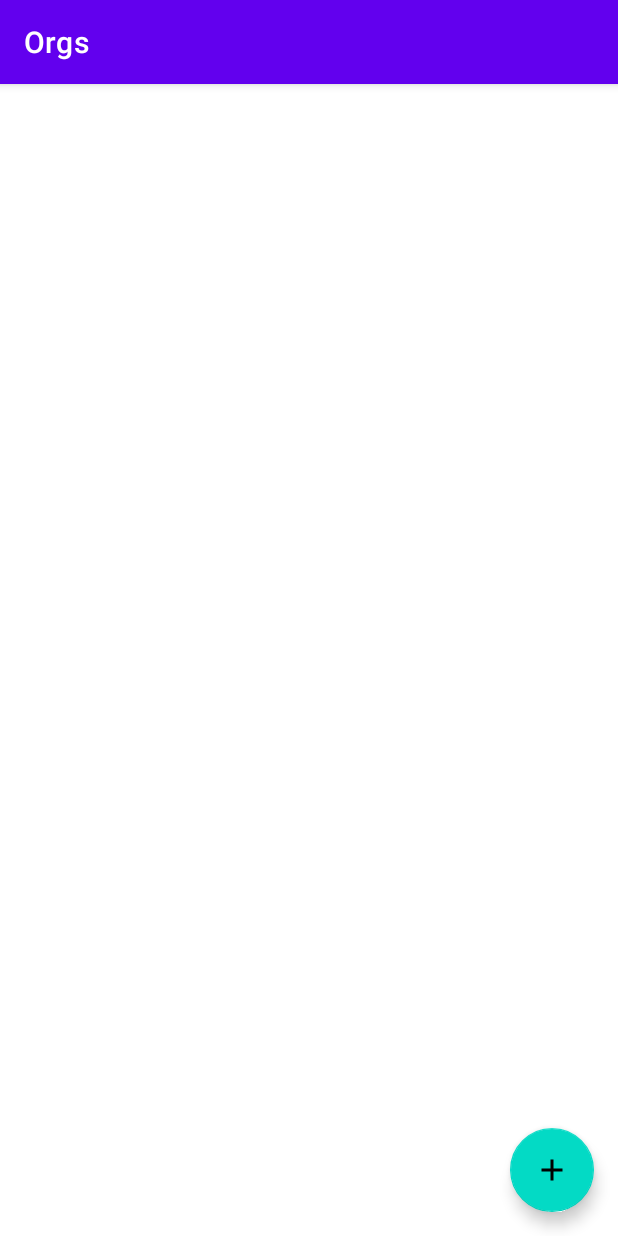
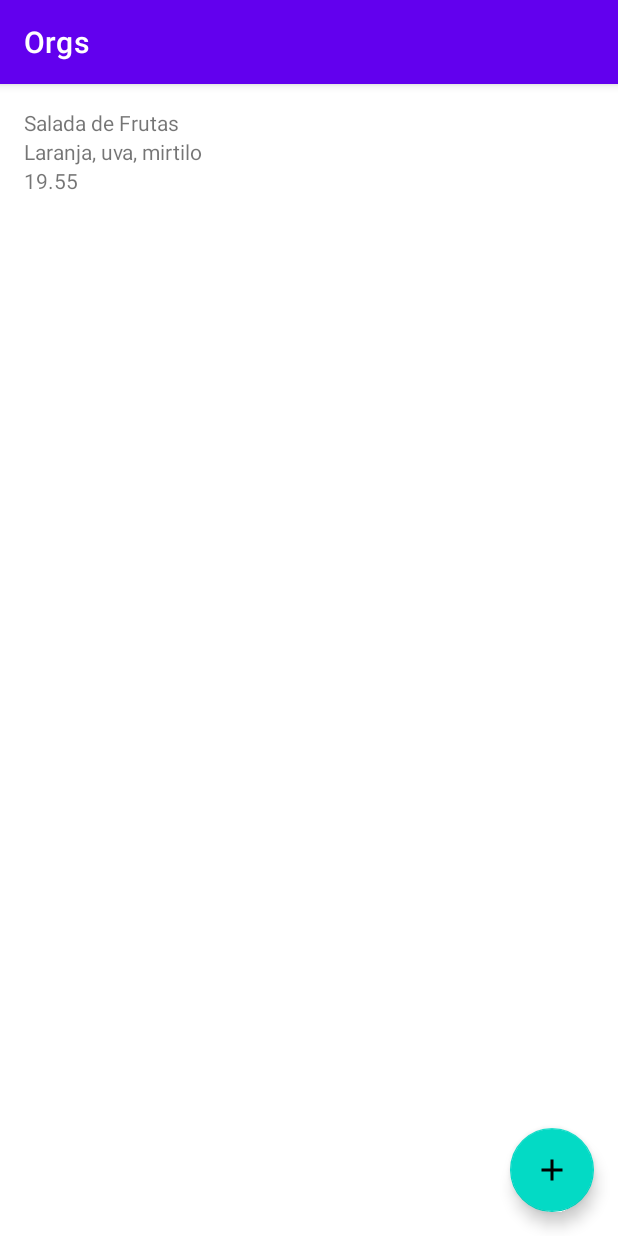
Before and after one commit to AlinyKelly/Orgs, an Android app: the screen it shows after launch (ListaProdutosActivity), on a phone screen of 412 x 824 dp. Run offline under Robolectric (Android 15) with nearby library versions, the light colour scheme and no system bars.

Commit message:
Adicionando imagens com imagens alternativas, criacao de produto inicial para fins de teste

```diff
--- a/app/src/main/AndroidManifest.xml
+++ b/app/src/main/AndroidManifest.xml
@@ -26,6 +26,10 @@
             </intent-filter>
         </activity>
 
+        <meta-data
+            android:name="preloaded_fonts"
+            android:resource="@array/preloaded_fonts" />
+
     </application>
 
 </manifest>
--- a/app/src/main/java/br/com/alinykelly/orgs/dao/ProdutosDao.kt
+++ b/app/src/main/java/br/com/alinykelly/orgs/dao/ProdutosDao.kt
@@ -1,6 +1,7 @@
 package br.com.alinykelly.orgs.dao
 
 import br.com.alinykelly.orgs.model.Produto
+import java.math.BigDecimal
 
 class ProdutosDao {
 
@@ -13,6 +14,11 @@ class ProdutosDao {
     }
 
     companion object {
-        private val produtos = mutableListOf<Produto>()
+        private val produtos = mutableListOf<Produto>(
+            Produto(nome = "Salada de Frutas",
+            descricao = "Laranja, uva, mirtilo",
+            valor = BigDecimal("19.55")
+            )
+        )
     }
 }
--- a/app/src/main/java/br/com/alinykelly/orgs/ui/activity/ListaProdutosActivity.kt
+++ b/app/src/main/java/br/com/alinykelly/orgs/ui/activity/ListaProdutosActivity.kt
@@ -49,7 +49,7 @@ class ListaProdutosActivity : AppCompatActivity() {
 
     private fun configuraRecyclerView() {
         val recyclerView = binding.activityListaProdutoRecyclerView
-        recyclerView.adapter =adapter
+        recyclerView.adapter = adapter
     }
 
 }
```
Also changed, not shown: app/src/main/res/drawable-hdpi/produto_1.png (added), app/src/main/res/drawable-ldpi/produto_1.png (added), app/src/main/res/drawable-mdpi/produto_1.png (added), app/src/main/res/drawable-xhdpi/produto_1.png (added), app/src/main/res/drawable-xxhdpi/produto_1.png (added), app/src/main/res/drawable-xxxhdpi/produto_1.png (added).
